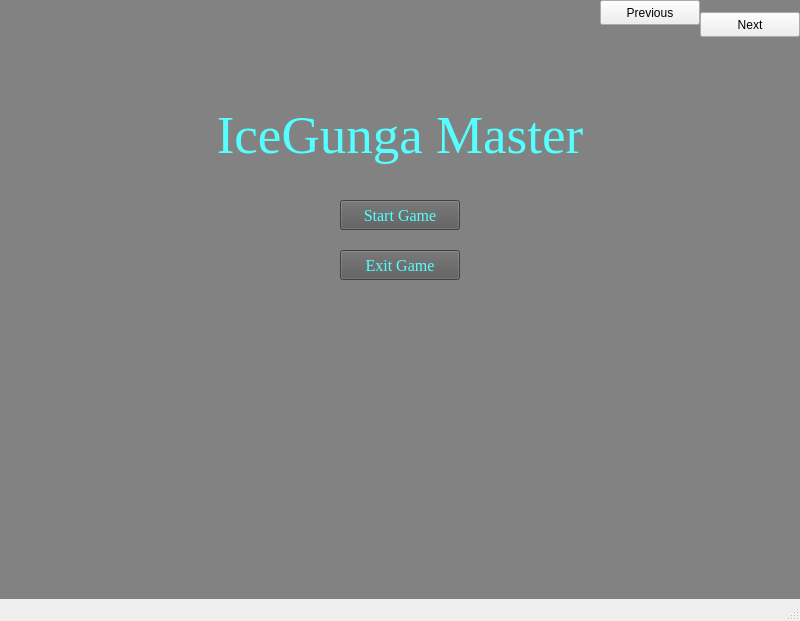
Qt form mainwindow.ui (seojungood/Icecream-make-tutorial) before a commit.
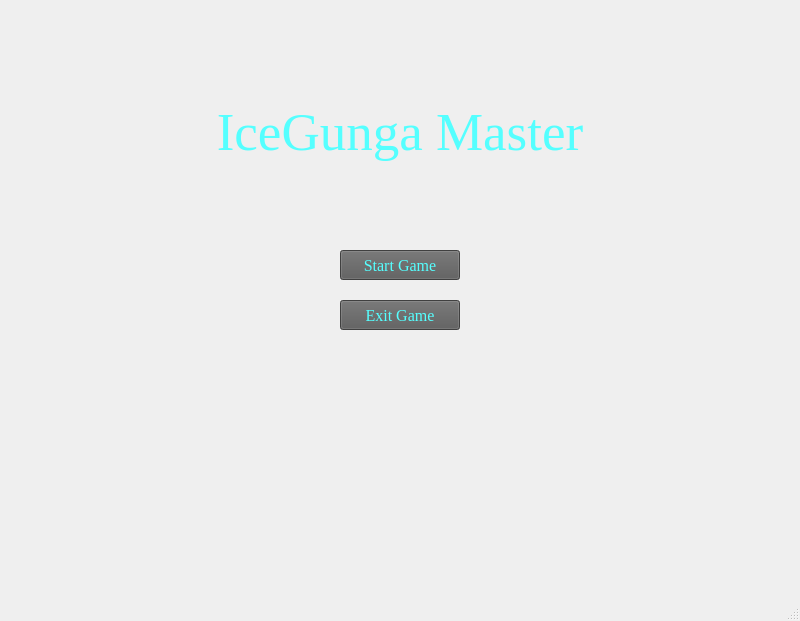
The same form after that commit. The open tabs and pages were chosen to show the change. Custom widgets are drawn as their Qt base class.

Commit message: Updated title screen and title logo.

What changed in the file:
```diff
--- a/mainwindow.ui
+++ b/mainwindow.ui
@@ -28,15 +28,15 @@
     </property>
     <widget class="QWidget" name="screen00Start">
      <property name="styleSheet">
-      <string notr="true">background-color: rgb(130, 130, 130);</string>
+      <string notr="true"/>
      </property>
      <widget class="QLabel" name="titleLabel">
       <property name="geometry">
        <rect>
-        <x>200</x>
-        <y>100</y>
-        <width>400</width>
-        <height>70</height>
+        <x>140</x>
+        <y>0</y>
+        <width>520</width>
+        <height>264</height>
        </rect>
       </property>
       <property name="font">
@@ -59,7 +59,7 @@
       <property name="geometry">
        <rect>
         <x>340</x>
-        <y>200</y>
+        <y>250</y>
         <width>120</width>
         <height>30</height>
        </rect>
@@ -82,7 +82,7 @@
       <property name="geometry">
        <rect>
         <x>340</x>
-        <y>250</y>
+        <y>300</y>
         <width>120</width>
         <height>30</height>
        </rect>
@@ -101,6 +101,23 @@
        <string>Exit Game</string>
       </property>
      </widget>
+     <widget class="QLabel" name="titleScreenLabel">
+      <property name="geometry">
+       <rect>
+        <x>0</x>
+        <y>0</y>
+        <width>800</width>
+        <height>600</height>
+       </rect>
+      </property>
+      <property name="text">
+       <string/>
+      </property>
+     </widget>
+     <zorder>titleScreenLabel</zorder>
+     <zorder>titleLabel</zorder>
+     <zorder>startGameButton</zorder>
+     <zorder>exitGameButton</zorder>
     </widget>
     <widget class="QWidget" name="screen01Add">
      <widget class="QLabel" name="labelAddIngredients">
@@ -477,32 +494,6 @@
      </widget>
     </widget>
    </widget>
-   <widget class="QPushButton" name="buttonPrevious">
-    <property name="geometry">
-     <rect>
-      <x>600</x>
-      <y>0</y>
-      <width>100</width>
-      <height>25</height>
-     </rect>
-    </property>
-    <property name="text">
-     <string>Previous</string>
-    </property>
-   </widget>
-   <widget class="QPushButton" name="buttonNext">
-    <property name="geometry">
-     <rect>
-      <x>700</x>
-      <y>12</y>
-      <width>100</width>
-      <height>25</height>
-     </rect>
-    </property>
-    <property name="text">
-     <string>Next</string>
-    </property>
-   </widget>
   </widget>
   <widget class="QMenuBar" name="menubar">
    <property name="geometry">
```
Left out of the diff: 2 changed lines with no effect on the pictures. The commit also changes 4 other files.
